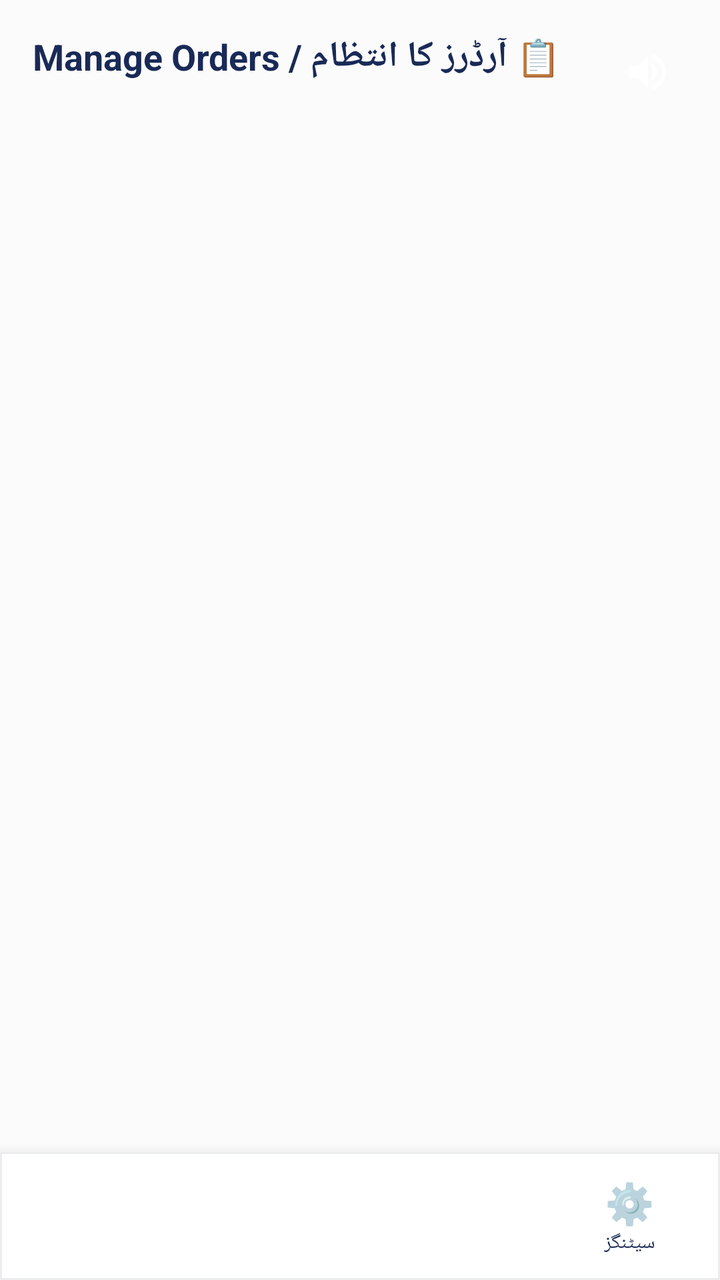
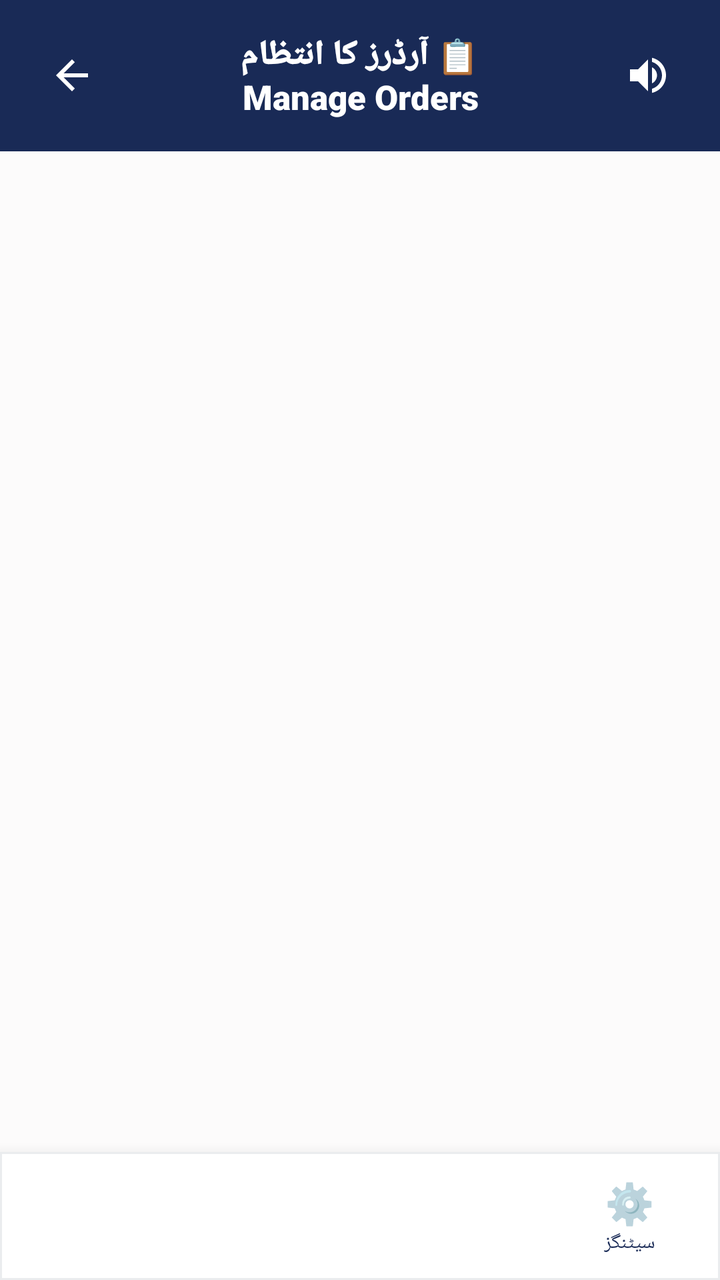

An Android layout rendered at two revisions. The XML below is the earlier revision; the diff shows what the commit changed to produce the second picture.
<!-- AndroidManifest.xml: application theme Theme.SheEmpower -->
<!-- res/layout/activity_seller_orders.xml -->
<?xml version="1.0" encoding="utf-8"?>
<LinearLayout xmlns:android="http://schemas.android.com/apk/res/android"
    android:layout_width="match_parent" android:layout_height="match_parent"
    android:orientation="vertical" android:background="@color/background">

    <LinearLayout
        android:layout_width="match_parent" android:layout_height="0dp" android:layout_weight="1"
        android:orientation="vertical"
        android:background="?android:attr/windowBackground"
        android:padding="16dp">

        <RelativeLayout
            android:layout_width="match_parent"
            android:layout_height="wrap_content"
            android:layout_marginBottom="12dp">
            <TextView android:layout_width="wrap_content" android:layout_height="wrap_content"
                android:text="📋 آرڈرز کا انتظام / Manage Orders" android:textSize="18sp" android:textStyle="bold"
                android:textColor="#192A56" />
            <ImageButton
                android:id="@+id/btnSpeaker"
                android:layout_width="40dp"
                android:layout_height="40dp"
                android:layout_alignParentEnd="true"
                android:layout_centerVertical="true"
                android:background="?attr/selectableItemBackgroundBorderless"
                android:src="@drawable/ic_speaker"
                android:contentDescription="Speaker" />
        </RelativeLayout>

        <TextView android:id="@+id/tvEmpty"
            android:layout_width="match_parent" android:layout_height="wrap_content"
            android:text="ابھی تک کوئی آرڈر نہیں" android:gravity="center" android:textColor="#888888" android:visibility="gone" />

        <androidx.recyclerview.widget.RecyclerView android:id="@+id/rvOrders"
            android:layout_width="match_parent" android:layout_height="match_parent" />
    </LinearLayout>

    <include layout="@layout/bottom_nav_bar" android:id="@+id/bottomNav" />
</LinearLayout>
<!-- res/layout/bottom_nav_bar.xml (included above) -->
<?xml version="1.0" encoding="utf-8"?>
<LinearLayout
    xmlns:android="http://schemas.android.com/apk/res/android"
    android:id="@+id/bottomNav"
    android:layout_width="match_parent"
    android:layout_height="64dp"
    android:orientation="horizontal"
    android:background="@drawable/bg_skeu_nav"
    android:elevation="12dp">

    
    <LinearLayout
        android:id="@+id/navItem1"
        android:layout_width="0dp"
        android:layout_height="match_parent"
        android:layout_weight="1"
        android:orientation="vertical"
        android:gravity="center"
        android:clickable="true"
        android:focusable="true">

        <TextView
            android:id="@+id/navIcon1"
            android:layout_width="wrap_content"
            android:layout_height="wrap_content"
            android:textSize="20sp"/>

        <TextView
            android:id="@+id/navLabel1"
            android:layout_width="wrap_content"
            android:layout_height="wrap_content"
            android:textSize="10sp"
            android:textColor="@color/text_primary"/>

    </LinearLayout>

    
    <LinearLayout
        android:id="@+id/navItem2"
        android:layout_width="0dp"
        android:layout_height="match_parent"
        android:layout_weight="1"
        android:orientation="vertical"
        android:gravity="center"
        android:clickable="true"
        android:focusable="true">

        <TextView
            android:id="@+id/navIcon2"
            android:layout_width="wrap_content"
            android:layout_height="wrap_content"
            android:textSize="20sp"/>

        <TextView
            android:id="@+id/navLabel2"
            android:layout_width="wrap_content"
            android:layout_height="wrap_content"
            android:textSize="10sp"
            android:textColor="@color/text_primary"/>

    </LinearLayout>

    
    <LinearLayout
        android:id="@+id/navItem3"
        android:layout_width="0dp"
        android:layout_height="match_parent"
        android:layout_weight="1"
        android:orientation="vertical"
        android:gravity="center"
        android:clickable="true"
        android:focusable="true">

        <TextView
            android:id="@+id/navIcon3"
            android:layout_width="wrap_content"
            android:layout_height="wrap_content"
            android:textSize="20sp"/>

        <TextView
            android:id="@+id/navLabel3"
            android:layout_width="wrap_content"
            android:layout_height="wrap_content"
            android:textSize="10sp"
            android:textColor="@color/text_primary"/>

    </LinearLayout>

    
    <LinearLayout
        android:id="@+id/navItem4"
        android:layout_width="0dp"
        android:layout_height="match_parent"
        android:layout_weight="1"
        android:orientation="vertical"
        android:gravity="center"
        android:clickable="true"
        android:focusable="true">

        <TextView
            android:id="@+id/navIcon4"
            android:layout_width="wrap_content"
            android:layout_height="wrap_content"
            android:text="⚙️"
            android:textSize="20sp"/>

        <TextView
            android:id="@+id/navLabel4"
            android:layout_width="wrap_content"
            android:layout_height="wrap_content"
            android:text="سیٹنگز"
            android:textSize="10sp"
            android:textColor="@color/text_primary"/>

    </LinearLayout>

</LinearLayout>
<!-- resources referenced by this layout -->
<resources>
  <color name="background">#FCFBFB</color>
  <color name="text_primary">#192A56</color>
  <!-- drawable bg_skeu_nav (drawable) -->
  <?xml version="1.0" encoding="utf-8"?>
  <shape xmlns:android="http://schemas.android.com/apk/res/android"
      android:shape="rectangle">
      <solid android:color="@color/white" />
      <stroke android:color="@color/card_border" android:width="1dp" />
  </shape>
  <!-- drawable ic_speaker (drawable) -->
  <?xml version="1.0" encoding="utf-8"?>
  <vector xmlns:android="http://schemas.android.com/apk/res/android"
      android:width="24dp"
      android:height="24dp"
      android:viewportWidth="24"
      android:viewportHeight="24">
      <path
          android:fillColor="#FFFFFF"
          android:pathData="M3,9v6h4l5,5V4L7,9H3zm13.5,3c0-1.77-1.02-3.29-2.5-4.03v8.05c1.48-0.73,2.5-2.25,2.5-4.02zM14,3.23v2.06c2.89,0.86,5,3.54,5,6.71s-2.11,5.85-5,6.71v2.06c4.01-0.91,7-4.49,7-8.77s-2.99-7.86-7-8.77z"/>
  </vector>
  <style name="Theme.SheEmpower" parent="Theme.AppCompat.Light.NoActionBar">
          <item name="colorPrimary">@color/primary</item>
          <item name="colorPrimaryDark">@color/primary_dark</item>
          <item name="colorAccent">@color/accent</item>
          <item name="android:windowBackground">@color/background</item>
          <item name="android:colorBackground">@color/background</item>
          <item name="android:textColorPrimary">@color/text_primary</item>
          <item name="android:textColorSecondary">@color/text_secondary</item>
          <item name="android:statusBarColor">@color/primary_dark</item>
      </style>
  <color name="white">#FFFFFF</color>
  <color name="card_border">#EAECEE</color>
  <color name="primary">#192A56</color>
  kkkkkkkkk
  <color name="primary_dark">#0F1B3D</color>
  <color name="accent">#F7D794</color>
  <color name="text_secondary">#6B7A99</color>
</resources>

<!-- the commit's change to res/layout/activity_seller_orders.xml (unified diff, before → after) -->
@@ -1,41 +1,76 @@
 <?xml version="1.0" encoding="utf-8"?>
 <LinearLayout xmlns:android="http://schemas.android.com/apk/res/android"
-    android:layout_width="match_parent" android:layout_height="match_parent"
-    android:orientation="vertical" android:background="@color/background">
+    xmlns:app="http://schemas.android.com/apk/res-auto"
+    android:layout_width="match_parent"
+    android:layout_height="match_parent"
+    android:orientation="vertical"
+    android:background="@color/background">
+
+    
+    <RelativeLayout
+        android:layout_width="match_parent"
+        android:layout_height="wrap_content"
+        android:background="@color/primary"
+        android:padding="16dp">
+
+        <ImageButton
+            android:id="@+id/btnBack"
+            android:layout_width="40dp"
+            android:layout_height="40dp"
+            android:layout_alignParentStart="true"
+            android:layout_centerVertical="true"
+            android:background="?attr/selectableItemBackgroundBorderless"
+            android:src="@drawable/ic_arrow_back"
+            app:tint="#FFFFFF"
+            android:contentDescription="Back" />
+
+        <TextView
+            android:layout_width="wrap_content"
+            android:layout_height="wrap_content"
+            android:layout_centerInParent="true"
+            android:text="📋 آرڈرز کا انتظام&#10;Manage Orders"
+            android:textSize="17sp"
+            android:gravity="center"
+            android:fontFamily="sans-serif-black"
+            android:textColor="#FFFFFF" />
+
+        <ImageButton
+            android:id="@+id/btnSpeaker"
+            android:layout_width="40dp"
+            android:layout_height="40dp"
+            android:layout_alignParentEnd="true"
+            android:layout_centerVertical="true"
+            android:background="?attr/selectableItemBackgroundBorderless"
+            android:src="@drawable/ic_speaker"
+            app:tint="#FFFFFF"
+            android:contentDescription="Speaker" />
+    </RelativeLayout>
 
     <LinearLayout
-        android:layout_width="match_parent" android:layout_height="0dp" android:layout_weight="1"
+        android:layout_width="match_parent"
+        android:layout_height="0dp"
+        android:layout_weight="1"
         android:orientation="vertical"
-        android:background="?android:attr/windowBackground"
         android:padding="16dp">
 
-        <RelativeLayout
+        <TextView
+            android:id="@+id/tvEmpty"
             android:layout_width="match_parent"
             android:layout_height="wrap_content"
-            android:layout_marginBottom="12dp">
-            <TextView android:layout_width="wrap_content" android:layout_height="wrap_content"
-                android:text="📋 آرڈرز کا انتظام / Manage Orders" android:textSize="18sp" android:textStyle="bold"
-                android:textColor="#192A56" />
-            <ImageButton
-                android:id="@+id/btnSpeaker"
-                android:layout_width="40dp"
-                android:layout_height="40dp"
-                android:layout_alignParentEnd="true"
-                android:layout_centerVertical="true"
-                android:background="?attr/selectableItemBackgroundBorderless"
-                android:src="@drawable/ic_speaker"
-                android:contentDescription="Speaker" />
-        </RelativeLayout>
+            android:text="ابھی تک کوئی آرڈر نہیں"
+            android:gravity="center"
+            android:textColor="@color/text_secondary"
+            android:visibility="gone" />
 
-        <TextView android:id="@+id/tvEmpty"
-            android:layout_width="match_parent" android:layout_height="wrap_content"
-            android:text="ابھی تک کوئی آرڈر نہیں" android:gravity="center" android:textColor="#888888" android:visibility="gone" />
-
-        <androidx.recyclerview.widget.RecyclerView android:id="@+id/rvOrders"
-            android:layout_width="match_parent" android:layout_height="match_parent" />
+        <androidx.recyclerview.widget.RecyclerView
+            android:id="@+id/rvOrders"
+            android:layout_width="match_parent"
+            android:layout_height="match_parent" />
     </LinearLayout>
 
-    <include layout="@layout/bottom_nav_bar" android:id="@+id/bottomNav" />
+    <include
+        layout="@layout/bottom_nav_bar"
+        android:id="@+id/bottomNav" />
 </LinearLayout>
 <!-- res/layout/bottom_nav_bar.xml (included above) -->
 <?xml version="1.0" encoding="utf-8"?>
<!-- resource entries referenced after the edit -->
@@ -9,6 +9,17 @@
       <solid android:color="@color/white" />
       <stroke android:color="@color/card_border" android:width="1dp" />
   </shape>
+  <!-- drawable ic_arrow_back (drawable) -->
+  <?xml version="1.0" encoding="utf-8"?>
+  <vector xmlns:android="http://schemas.android.com/apk/res/android"
+      android:width="24dp"
+      android:height="24dp"
+      android:viewportWidth="24"
+      android:viewportHeight="24">
+      <path
+          android:fillColor="#FFFFFF"
+          android:pathData="M20,11H7.83l5.59-5.59L12,4l-8,8l8,8l1.41-1.41L7.83,13H20v-2z"/>
+  </vector>
   <!-- drawable ic_speaker (drawable) -->
   <?xml version="1.0" encoding="utf-8"?>
   <vector xmlns:android="http://schemas.android.com/apk/res/android"
